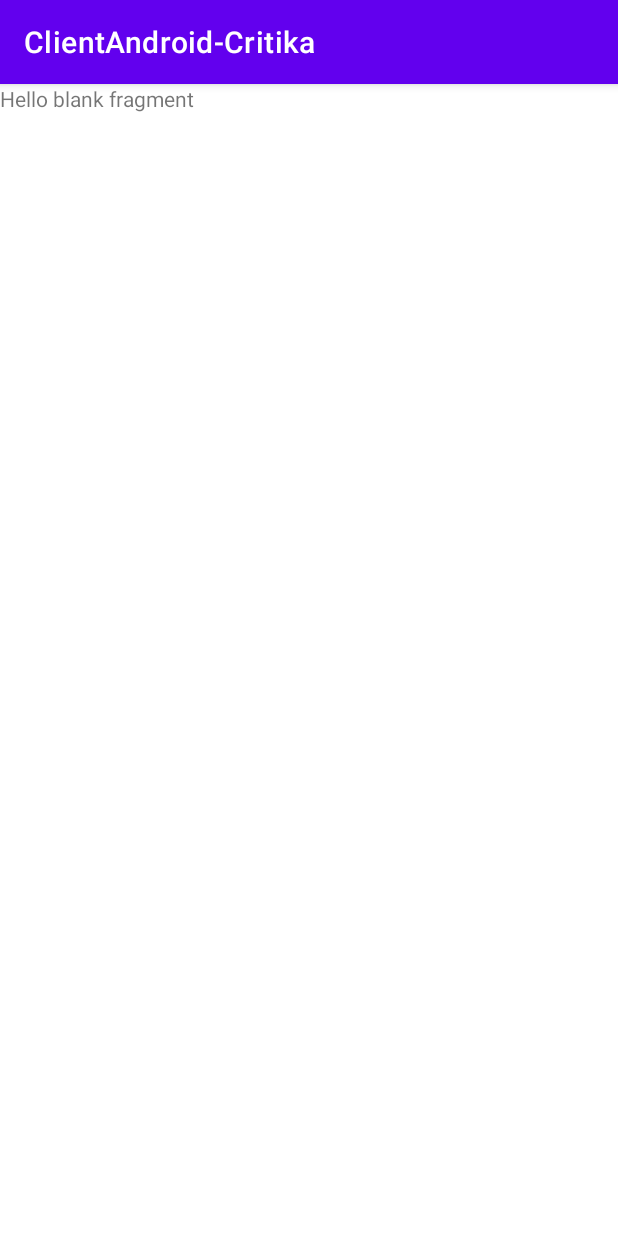
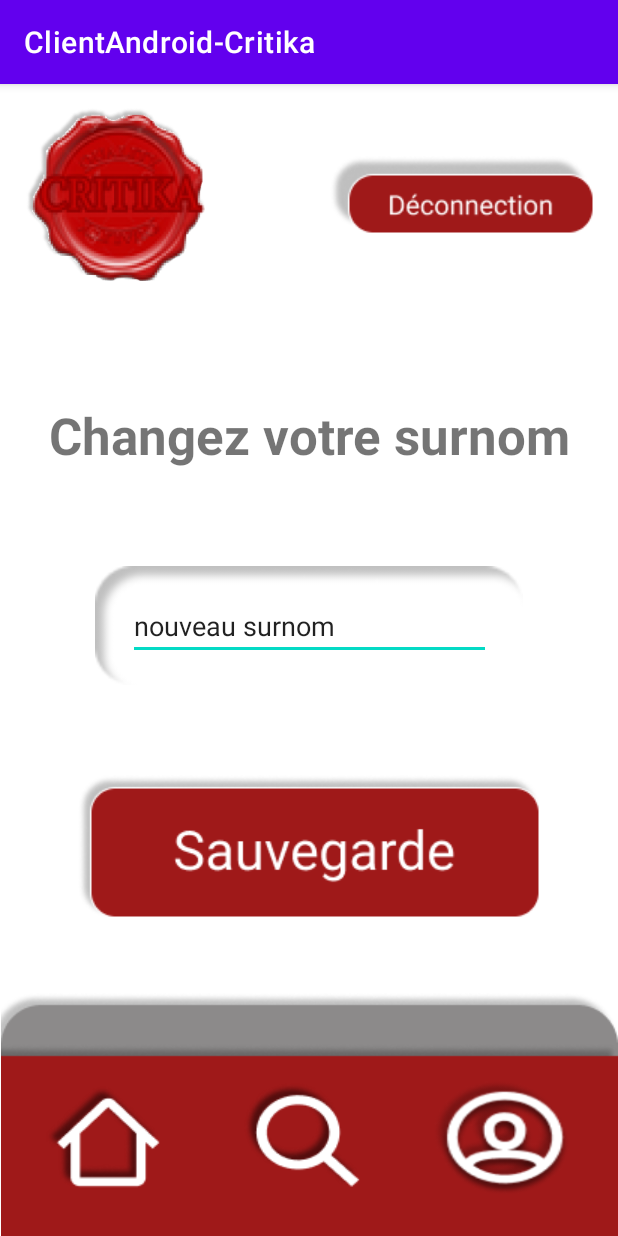
Before and after one commit to AlexW1993/clientandroid, an Android app: the fragment VueChangementSurnom shown on its own in the app's theme, on a phone screen of 412 x 824 dp. Run offline under Robolectric (Android 15) with nearby library versions, the phone set to English and light mode, and no system bars.

Commit message:
layout changement surnom

```diff
--- a/ClientAndroid-Critika/app/src/main/res/layout/fragment_changement_surnom.xml
+++ b/ClientAndroid-Critika/app/src/main/res/layout/fragment_changement_surnom.xml
@@ -1,14 +1,138 @@
 <?xml version="1.0" encoding="utf-8"?>
-<FrameLayout xmlns:android="http://schemas.android.com/apk/res/android"
+<androidx.constraintlayout.widget.ConstraintLayout xmlns:android="http://schemas.android.com/apk/res/android"
+    xmlns:app="http://schemas.android.com/apk/res-auto"
     xmlns:tools="http://schemas.android.com/tools"
+    android:id="@+id/frameLayout_changement_surnom"
     android:layout_width="match_parent"
     android:layout_height="match_parent"
-    tools:context=".ChangementSurnom">
+    tools:context=".ChangementSurnom" >
 
-    <!-- TODO: Update blank fragment layout -->
+    <ImageButton
+    android:id="@+id/bouton_retour_menu_surnom"
+    android:layout_width="123dp"
+    android:layout_height="115dp"
+    android:layout_marginStart="16dp"
+    android:layout_marginTop="16dp"
+    android:background="?selectableItemBackgroundBorderless"
+    android:scaleType="fitXY"
+    android:src="@drawable/logocriti"
+    app:layout_constraintStart_toStartOf="parent"
+    app:layout_constraintTop_toTopOf="parent" />
+
+    <ImageButton
+    android:id="@+id/bouton_deconnection_menu_surnom"
+    android:background="?selectableItemBackgroundBorderless"
+    android:scaleType="fitXY"
+    android:layout_width="wrap_content"
+    android:layout_height="wrap_content"
+    android:layout_marginTop="48dp"
+    android:layout_marginEnd="16dp"
+    android:src="@drawable/bouton_deconnection"
+    app:layout_constraintEnd_toEndOf="parent"
+    app:layout_constraintTop_toTopOf="parent" />
+
+    <ImageView
+        android:id="@+id/fond_gris_menu_surnom"
+        android:layout_width="wrap_content"
+        android:layout_height="wrap_content"
+        android:src="@drawable/rectangle_noir_3_"
+        app:layout_constraintBottom_toBottomOf="parent"
+        app:layout_constraintEnd_toEndOf="parent"
+        app:layout_constraintHorizontal_bias="1.0"
+        app:layout_constraintStart_toStartOf="parent" />
+
+    <ImageView
+    android:id="@+id/fond_rouge_menu_surnom"
+    android:layout_width="wrap_content"
+    android:layout_height="wrap_content"
+    android:src="@drawable/rectangle_rouge_3_"
+    app:layout_constraintBottom_toBottomOf="@+id/fond_gris_menu_surnom"
+    app:layout_constraintEnd_toEndOf="parent"
+    app:layout_constraintHorizontal_bias="1.0"
+    app:layout_constraintStart_toStartOf="parent" />
+
+    <ImageButton
+    android:id="@+id/bouton_menu_menu_surnom"
+    android:background="?selectableItemBackgroundBorderless"
+    android:scaleType="fitXY"
+    android:layout_width="wrap_content"
+    android:layout_height="wrap_content"
+    android:layout_marginStart="30dp"
+    android:src="@drawable/home"
+    app:layout_constraintBottom_toBottomOf="parent"
+    app:layout_constraintStart_toStartOf="parent"
+    app:layout_constraintTop_toTopOf="@+id/fond_rouge_menu_surnom" />
+
+    <ImageButton
+    android:id="@+id/bouton_recherche_menu_surnom"
+    android:background="?selectableItemBackgroundBorderless"
+    android:scaleType="fitXY"
+    android:layout_width="wrap_content"
+    android:layout_height="wrap_content"
+    android:layout_marginStart="10dp"
+    android:src="@drawable/search"
+    app:layout_constraintBottom_toBottomOf="@+id/fond_gris_menu_surnom"
+    app:layout_constraintEnd_toStartOf="@+id/bouton_compte_menu_surnom"
+    app:layout_constraintStart_toEndOf="@+id/bouton_menu_menu_surnom"
+    app:layout_constraintTop_toTopOf="@+id/fond_rouge_menu_surnom" />
+
+    <ImageButton
+    android:id="@+id/bouton_compte_menu_surnom"
+    android:background="?selectableItemBackgroundBorderless"
+    android:scaleType="fitXY"
+    android:layout_width="93dp"
+    android:layout_height="90dp"
+    android:layout_marginTop="10dp"
+    android:layout_marginEnd="30dp"
+    android:src="@drawable/user_menu"
+    app:layout_constraintBottom_toBottomOf="parent"
+    app:layout_constraintEnd_toEndOf="@+id/fond_rouge_menu_surnom"
+    app:layout_constraintTop_toTopOf="@+id/fond_rouge_menu_surnom" />
+
+    <ImageButton
+        android:id="@+id/bouton_sauvegarde_surnom"
+        android:layout_width="wrap_content"
+        android:layout_height="wrap_content"
+        android:layout_marginBottom="50dp"
+        android:src="@drawable/bouton_inscription__rouge"
+        android:background="?selectableItemBackgroundBorderless"
+        android:scaleType="fitXY"
+        app:layout_constraintBottom_toTopOf="@+id/fond_gris_menu_surnom"
+        app:layout_constraintEnd_toEndOf="parent"
+        app:layout_constraintStart_toStartOf="parent" />
+
+    <ImageView
+        android:id="@+id/conteneur_surnom"
+        android:layout_width="285dp"
+        android:layout_height="99dp"
+        android:layout_marginBottom="50dp"
+        android:src="@drawable/surnom_3_"
+        app:layout_constraintBottom_toTopOf="@+id/bouton_sauvegarde_surnom"
+        app:layout_constraintEnd_toEndOf="parent"
+        app:layout_constraintStart_toStartOf="parent" />
+
     <TextView
-        android:layout_width="match_parent"
-        android:layout_height="match_parent"
-        android:text="@string/hello_blank_fragment" />
+        android:id="@+id/textView3"
+        android:layout_width="355dp"
+        android:layout_height="50dp"
+        android:layout_marginBottom="50dp"
+        android:text="Changez votre surnom"
+        android:textAlignment="center"
+        android:textSize="34sp"
+        android:textStyle="bold"
+        app:layout_constraintBottom_toTopOf="@+id/conteneur_surnom"
+        app:layout_constraintEnd_toEndOf="parent"
+        app:layout_constraintStart_toStartOf="parent" />
 
-</FrameLayout>
+    <EditText
+        android:id="@+id/saisie_nouveau_surnom"
+        android:layout_width="242dp"
+        android:layout_height="45dp"
+        android:ems="10"
+        android:inputType="textPersonName"
+        android:text="nouveau surnom"
+        app:layout_constraintBottom_toBottomOf="@+id/conteneur_surnom"
+        app:layout_constraintEnd_toEndOf="@+id/conteneur_surnom"
+        app:layout_constraintStart_toStartOf="@+id/conteneur_surnom"
+        app:layout_constraintTop_toTopOf="@+id/conteneur_surnom" />
+</androidx.constraintlayout.widget.ConstraintLayout>
--- a/ClientAndroid-Critika/app/src/main/res/layout/fragment_menu_compte.xml
+++ b/ClientAndroid-Critika/app/src/main/res/layout/fragment_menu_compte.xml
@@ -8,7 +8,7 @@
     tools:context=".MenuCompte" >
 
     <ImageButton
-        android:id="@+id/bouton_retour_menu_compte"
+        android:id="@+id/bouton_retour_menu_surnom"
         android:layout_width="123dp"
         android:layout_height="115dp"
         android:layout_marginStart="16dp"
@@ -20,7 +20,7 @@
         app:layout_constraintTop_toTopOf="parent" />
 
     <ImageButton
-        android:id="@+id/bouton_deconnection_menu_compte"
+        android:id="@+id/bouton_deconnection_menu_surnom"
         android:background="?selectableItemBackgroundBorderless"
         android:scaleType="fitXY"
         android:layout_width="wrap_content"
@@ -32,7 +32,7 @@
         app:layout_constraintTop_toTopOf="parent" />
 
     <ImageView
-        android:id="@+id/fond_gris_menu_compte"
+        android:id="@+id/fond_gris_menu_surnom"
         android:layout_width="wrap_content"
         android:layout_height="wrap_content"
         android:src="@drawable/rectangle_noir_3_"
@@ -42,17 +42,17 @@
         app:layout_constraintStart_toStartOf="parent" />
 
     <ImageView
-        android:id="@+id/fond_rouge_menu_compte"
+        android:id="@+id/fond_rouge_menu_surnom"
         android:layout_width="wrap_content"
         android:layout_height="wrap_content"
         android:src="@drawable/rectangle_rouge_3_"
-        app:layout_constraintBottom_toBottomOf="@+id/fond_gris_menu_compte"
+        app:layout_constraintBottom_toBottomOf="@+id/fond_gris_menu_surnom"
         app:layout_constraintEnd_toEndOf="parent"
         app:layout_constraintHorizontal_bias="1.0"
         app:layout_constraintStart_toStartOf="parent" />
 
     <ImageButton
-        android:id="@+id/bouton_menu_menu_compte"
+        android:id="@+id/bouton_menu_menu_surnom"
         android:background="?selectableItemBackgroundBorderless"
         android:scaleType="fitXY"
         android:layout_width="wrap_content"
@@ -61,23 +61,23 @@
         android:src="@drawable/home"
         app:layout_constraintBottom_toBottomOf="parent"
         app:layout_constraintStart_toStartOf="parent"
-        app:layout_constraintTop_toTopOf="@+id/fond_rouge_menu_compte" />
+        app:layout_constraintTop_toTopOf="@+id/fond_rouge_menu_surnom" />
 
     <ImageButton
-        android:id="@+id/bouton_recherche_menu_compte"
+        android:id="@+id/bouton_recherche_menu_surnom"
         android:background="?selectableItemBackgroundBorderless"
         android:scaleType="fitXY"
         android:layout_width="wrap_content"
         android:layout_height="wrap_content"
         android:layout_marginStart="10dp"
         android:src="@drawable/search"
-        app:layout_constraintBottom_toBottomOf="@+id/fond_gris_menu_compte"
-        app:layout_constraintEnd_toStartOf="@+id/bouton_compte_menu_compte"
-        app:layout_constraintStart_toEndOf="@+id/bouton_menu_menu_compte"
-        app:layout_constraintTop_toTopOf="@+id/fond_rouge_menu_compte" />
+        app:layout_constraintBottom_toBottomOf="@+id/fond_gris_menu_surnom"
+        app:layout_constraintEnd_toStartOf="@+id/bouton_compte_menu_surnom"
+        app:layout_constraintStart_toEndOf="@+id/bouton_menu_menu_surnom"
+        app:layout_constraintTop_toTopOf="@+id/fond_rouge_menu_surnom" />
 
     <ImageButton
-        android:id="@+id/bouton_compte_menu_compte"
+        android:id="@+id/bouton_compte_menu_surnom"
         android:background="?selectableItemBackgroundBorderless"
         android:scaleType="fitXY"
         android:layout_width="93dp"
@@ -86,8 +86,8 @@
         android:layout_marginEnd="30dp"
         android:src="@drawable/user_menu"
         app:layout_constraintBottom_toBottomOf="parent"
-        app:layout_constraintEnd_toEndOf="@+id/fond_rouge_menu_compte"
-        app:layout_constraintTop_toTopOf="@+id/fond_rouge_menu_compte" />
+        app:layout_constraintEnd_toEndOf="@+id/fond_rouge_menu_surnom"
+        app:layout_constraintTop_toTopOf="@+id/fond_rouge_menu_surnom" />
 
     <ImageView
         android:id="@+id/imageView"
@@ -97,7 +97,7 @@
         android:layout_marginTop="32dp"
         android:src="@drawable/avatar_1_"
         app:layout_constraintStart_toStartOf="parent"
-        app:layout_constraintTop_toBottomOf="@+id/bouton_retour_menu_compte" />
+        app:layout_constraintTop_toBottomOf="@+id/bouton_retour_menu_surnom" />
 
     <ImageView
         android:id="@+id/imageView2"
@@ -121,7 +121,7 @@
         app:layout_constraintEnd_toEndOf="parent"
         app:layout_constraintHorizontal_bias="1.0"
         app:layout_constraintStart_toEndOf="@+id/imageView"
-        app:layout_constraintTop_toBottomOf="@+id/bouton_deconnection_menu_compte" />
+        app:layout_constraintTop_toBottomOf="@+id/bouton_deconnection_menu_surnom" />
 
     <ImageButton
         android:id="@+id/bouton_modification_surnom"
@@ -144,7 +144,7 @@
         android:background="?selectableItemBackgroundBorderless"
         android:scaleType="fitXY"
         android:src="@drawable/pencil_create"
-        app:layout_constraintBottom_toTopOf="@+id/fond_gris_menu_compte"
+        app:layout_constraintBottom_toTopOf="@+id/fond_gris_menu_surnom"
         app:layout_constraintEnd_toEndOf="parent" />
 
     <TextView
@@ -168,7 +168,7 @@
         android:textAlignment="center"
         android:textSize="20sp"
         android:textStyle="bold"
-        app:layout_constraintBottom_toTopOf="@+id/fond_gris_menu_compte"
+        app:layout_constraintBottom_toTopOf="@+id/fond_gris_menu_surnom"
         app:layout_constraintStart_toStartOf="parent" />
 
     <TextView
@@ -194,7 +194,7 @@
         android:text="Ton mot de passe"
         android:textAlignment="center"
         android:textSize="18sp"
-        app:layout_constraintBottom_toTopOf="@+id/fond_gris_menu_compte"
+        app:layout_constraintBottom_toTopOf="@+id/fond_gris_menu_surnom"
         app:layout_constraintEnd_toStartOf="@+id/bouton_modification_mot_passe"
         app:layout_constraintHorizontal_bias="1.0"
         app:layout_constraintStart_toEndOf="@+id/textView2" />
```
